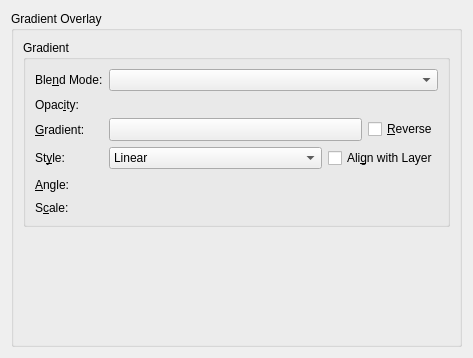
Above: libs/ui/layerstyles/WdgGradientOverlay.ui from KDE/krita before the change. Below: the same form after it.
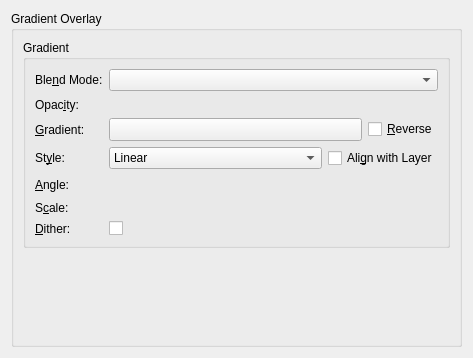
That is the form after the change. Custom widgets are drawn as their Qt base class.

Commit message: Feature: HDR gradients

```diff
--- a/libs/ui/layerstyles/WdgGradientOverlay.ui
+++ b/libs/ui/layerstyles/WdgGradientOverlay.ui
@@ -229,6 +229,23 @@
            </item>
           </layout>
          </item>
+         <item row="7" column="0">
+          <widget class="QLabel" name="lblDither">
+           <property name="text">
+            <string>&amp;Dither:</string>
+           </property>
+           <property name="buddy">
+            <cstring>chkDither</cstring>
+           </property>
+          </widget>
+         </item>
+         <item row="7" column="1">
+          <widget class="QCheckBox" name="chkDither">
+           <property name="text">
+            <string/>
+           </property>
+          </widget>
+         </item>
         </layout>
         <zorder>label_6</zorder>
         <zorder>intScale</zorder>
```
Left out of the diff: 30 changed lines with no effect on the pictures. The commit also changes 57 other files.
